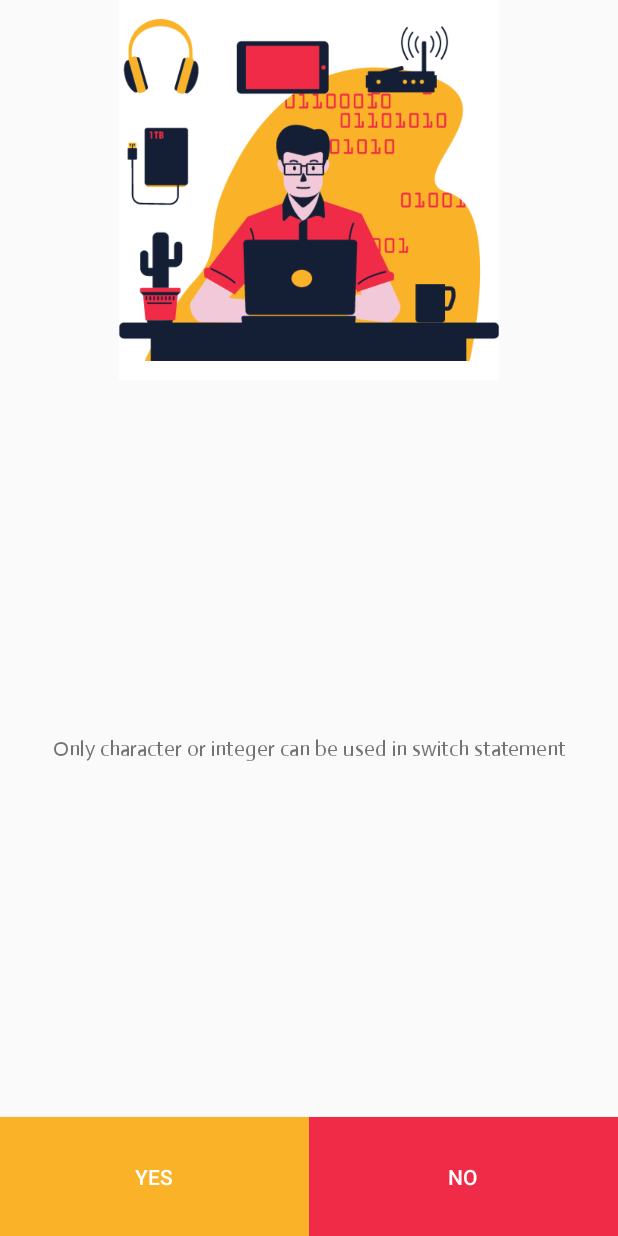
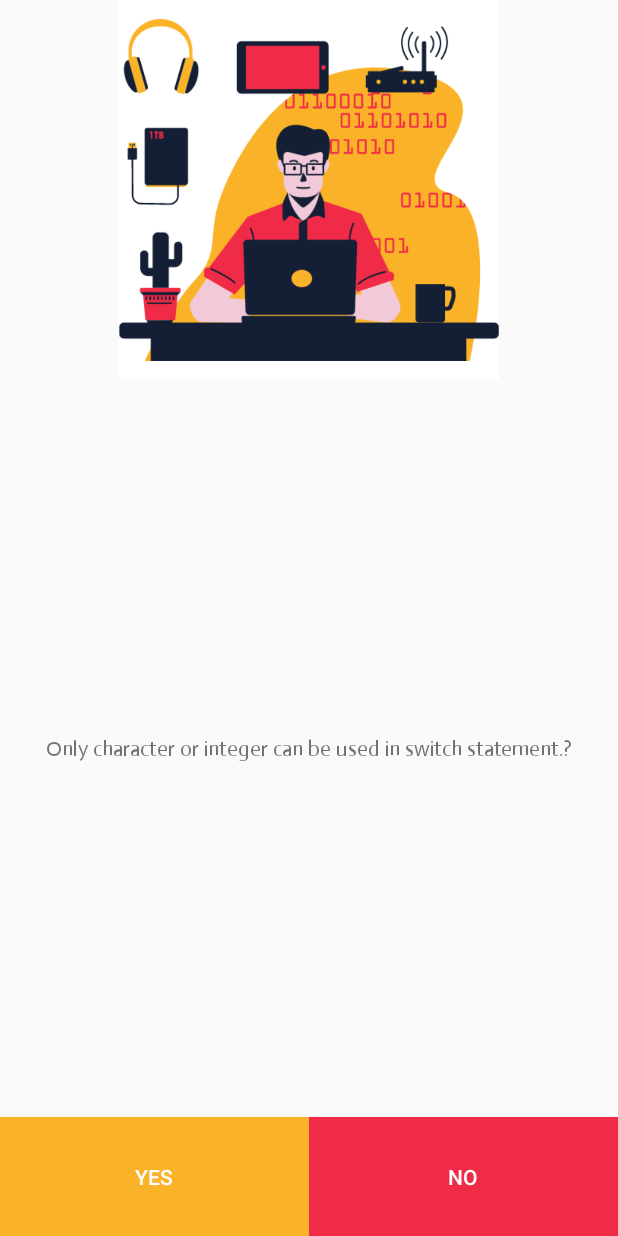
Before and after one commit to PulkitMalhotra161001/Codewiz, an Android app: the screen it shows after launch (MainActivity), on a phone screen of 412 x 824 dp. Run offline under Robolectric (Android 15) with nearby library versions, the phone set to English and light mode, and no system bars.

Commit message:
Commit codewiz add question marks and lamda

```diff
--- a/app/src/main/java/com/example/codewiz/MainActivity.java
+++ b/app/src/main/java/com/example/codewiz/MainActivity.java
@@ -9,9 +9,9 @@ import android.widget.TextView;
 import android.widget.Toast;
 
 public class MainActivity extends AppCompatActivity {
-    String[] questions={"Only character or integer can be used in switch statement","The return type of malloc function is void.","#define is known as preprocessor compiler directive.","Algorithm is the graphical representation of logic.","sizeof( ) is a function that returns the size of a variable.",
-            "The ++ operator increments the operand by 1, whereas, the -- operator decrements it by 1.","It is necessary that a loop counter must only be an int. It cannot be a float.","A zero value is considered to be false and a non-zero value is considered to be true.",
-    "= is used for comparison, whereas, == is used for assignment of two quantities.","Blank spaces may be inserted between two words to improve the readability of the statement."};
+    String[] questions={"Only character or integer can be used in switch statement.?","The return type of malloc function is void.?","#define is known as preprocessor compiler directive.?","Algorithm is the graphical representation of logic.?","sizeof( ) is a function that returns the size of a variable.?",
+            "The ++ operator increments the operand by 1, whereas, the -- operator decrements it by 1.?","It is necessary that a loop counter must only be an int. It cannot be a float.?","A zero value is considered to be false and a non-zero value is considered to be true.?",
+    "= is used for comparison, whereas, == is used for assignment of two quantities.?","Blank spaces may be inserted between two words to improve the readability of the statement.?"};
     boolean[] answer={false,false,true,false,false,true,false,true,false,true};
     private int score=0;
     private int index=0;
@@ -27,9 +27,7 @@ public class MainActivity extends AppCompatActivity {
         question=findViewById(R.id.question);
         question.setText(questions[index]);
 
-        yes.setOnClickListener(new View.OnClickListener() {
-            @Override
-            public void onClick(View view) {
+        yes.setOnClickListener(view -> {
             if(index<questions.length){
                 if(answer[index]){
                     score++;
@@ -45,12 +43,9 @@ public class MainActivity extends AppCompatActivity {
             else{
                 Toast.makeText(MainActivity.this, "Restart Game", Toast.LENGTH_SHORT).show();
             }
-            }
         });
 
-        no.setOnClickListener(new View.OnClickListener() {
-            @Override
-            public void onClick(View view) {
+        no.setOnClickListener(view -> {
             if(index<questions.length){
                 if(!answer[index]){
                     score++;
@@ -67,7 +62,6 @@ public class MainActivity extends AppCompatActivity {
             else{
                 Toast.makeText(MainActivity.this, "Restart Game", Toast.LENGTH_SHORT).show();
             }
-            }
         });
 
     }
```
Lines whose indentation alone changed are shown as unchanged.
